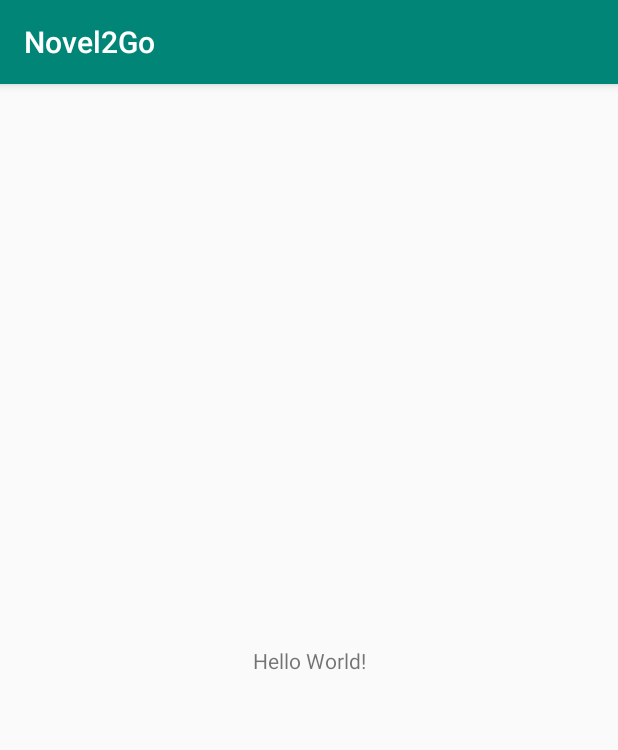
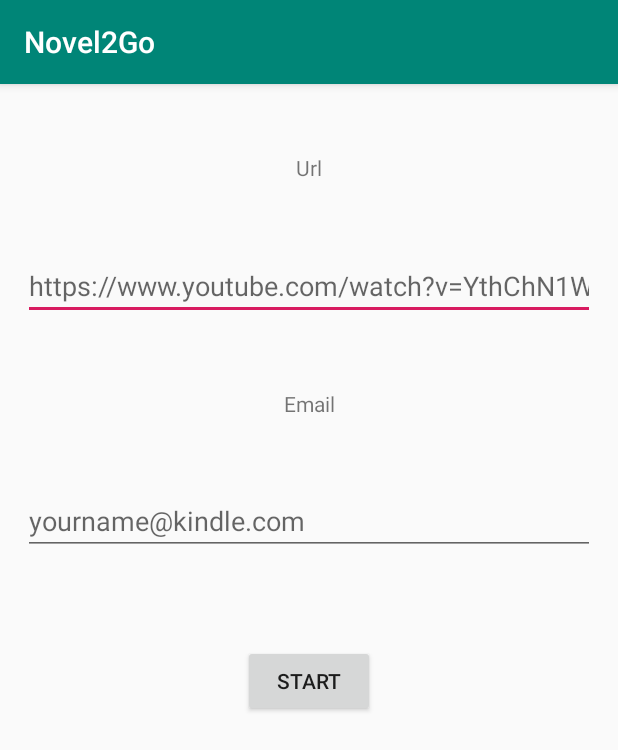
Before and after one commit to XiangRongLin/Novel2Go, an Android app: the screen it shows after launch (MainActivity), on a phone screen of 412 x 824 dp. Shown: the top 750 px of the screen. Run offline under Robolectric (Android 15) with nearby library versions, the phone set to English and light mode, and no system bars.

Commit message:
Add basic layout for core functionality
2 TextViews with EditText for "url" and "email" and a "start" button

```diff
--- a/app/src/main/res/layout/activity_main.xml
+++ b/app/src/main/res/layout/activity_main.xml
@@ -7,12 +7,70 @@
     tools:context=".MainActivity">
 
     <TextView
+        android:id="@+id/text_view_url"
         android:layout_width="wrap_content"
         android:layout_height="wrap_content"
-        android:text="Hello World!"
-        app:layout_constraintBottom_toBottomOf="parent"
-        app:layout_constraintLeft_toLeftOf="parent"
-        app:layout_constraintRight_toRightOf="parent"
+        android:text="Url"
+        app:layout_constraintBottom_toTopOf="@+id/edit_text_url"
+        app:layout_constraintEnd_toEndOf="parent"
+        app:layout_constraintStart_toStartOf="parent"
         app:layout_constraintTop_toTopOf="parent" />
 
+    <EditText
+        android:id="@+id/edit_text_url"
+        android:layout_width="match_parent"
+        android:layout_height="wrap_content"
+        android:layout_marginStart="@dimen/margin_input_field"
+        android:layout_marginEnd="@dimen/margin_input_field"
+        android:hint="https://www.youtube.com/watch?v=YthChN1Wq8M"
+        android:inputType="textUri"
+        app:layout_constraintTop_toBottomOf="@id/text_view_url"
+        app:layout_constraintBottom_toTopOf="@id/text_view_email"
+        app:layout_constraintEnd_toEndOf="parent"
+        app:layout_constraintStart_toStartOf="parent" />
+
+    <TextView
+        android:id="@+id/text_view_email"
+        android:layout_width="wrap_content"
+        android:layout_height="wrap_content"
+        android:text="Email"
+        app:layout_constraintEnd_toEndOf="parent"
+        app:layout_constraintStart_toStartOf="parent"
+        app:layout_constraintTop_toBottomOf="@+id/edit_text_url"
+        app:layout_constraintBottom_toTopOf="@id/edit_text_email"/>
+
+    <EditText
+        android:id="@+id/edit_text_email"
+        android:layout_width="match_parent"
+        android:layout_height="wrap_content"
+        android:layout_marginStart="@dimen/margin_input_field"
+        android:layout_marginEnd="@dimen/margin_input_field"
+        android:hint="yourname@kindle.com"
+        android:inputType="textEmailAddress"
+        app:layout_constraintBottom_toTopOf="@id/start"
+        app:layout_constraintEnd_toEndOf="parent"
+        app:layout_constraintStart_toStartOf="parent"
+        app:layout_constraintTop_toBottomOf="@+id/text_view_email" />
+
+    <Button
+        android:id="@+id/start"
+        android:layout_width="wrap_content"
+        android:layout_height="wrap_content"
+        android:layout_marginTop="13dp"
+        android:text="Start"
+        app:layout_constraintBottom_toTopOf="@+id/guideline_bottom"
+        app:layout_constraintEnd_toEndOf="parent"
+        app:layout_constraintStart_toStartOf="parent"
+        app:layout_constraintTop_toBottomOf="@+id/edit_text_email" />
+
+    <androidx.constraintlayout.widget.Guideline
+        android:id="@+id/guideline_bottom"
+        android:layout_width="wrap_content"
+        android:layout_height="wrap_content"
+        android:orientation="horizontal"
+        app:layout_constraintGuide_end="300dp" />
+
+
+
+
 </androidx.constraintlayout.widget.ConstraintLayout>
--- /dev/null
+++ b/app/src/main/res/values/dimens.xml
@@ -0,0 +1,4 @@
+<?xml version="1.0" encoding="utf-8"?>
+<resources>
+    <dimen name="margin_input_field">15dp</dimen>
+</resources>
```
